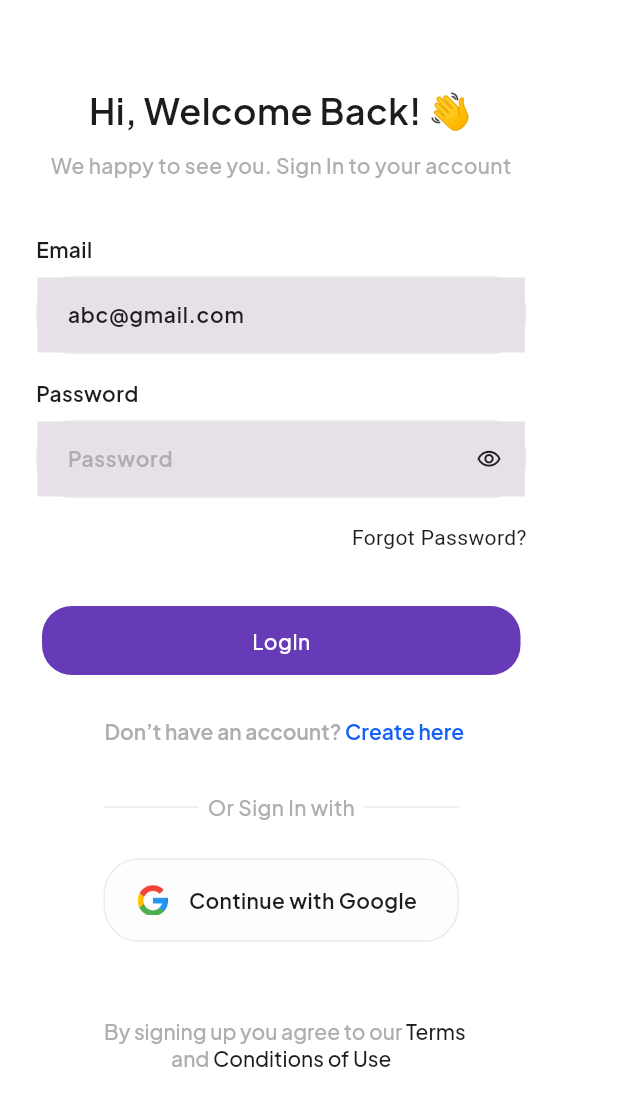
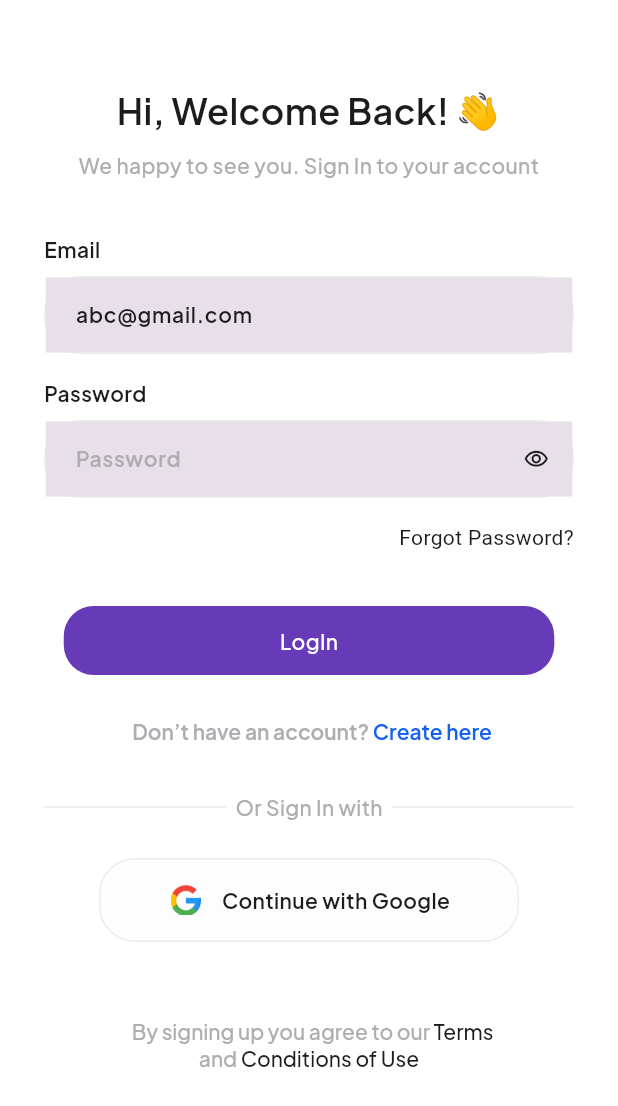
Before and after one commit to prapanch07/Iris, a Flutter app: the SignInScreen screen opened directly, on a phone screen of 412 x 824 dp. Shown: the top 1106 px of the screen. Run offline on Flutter 3.47's test engine with Material 3 defaults, Android fonts, the light colour scheme and no system bars; our stand-ins replace animate_do, cloud_firestore, firebase_auth, firebase_core, firebase_storage, gap and 4 more; accounts and stored records are empty.

Commit message:
centered login screen

```diff
--- a/lib/Screens/login.dart
+++ b/lib/Screens/login.dart
@@ -47,18 +47,24 @@
 
   @override
   Widget build(BuildContext context) {
+    final _size = MediaQuery.sizeOf(context);
     return Scaffold(
       backgroundColor: AppColor.kWhite,
       appBar: AppBar(
         backgroundColor: Colors.transparent,
         elevation: 0,
+        leading: const Icon(
+          Icons.safety_check,
+          color: Colors.white,
+        ),
       ),
       body: SingleChildScrollView(
+        child: Center(
           child: Padding(
-          padding: const EdgeInsets.symmetric(horizontal: 24),
-          child: SizedBox(
-            width: 327,
-            child: Column(children: [
+            padding: EdgeInsets.symmetric(horizontal: _size.width / 14),
+            child: Column(
+              crossAxisAlignment: CrossAxisAlignment.center,
+              children: [
                 Text(
                   'Hi, Welcome Back! 👋',
                   textAlign: TextAlign.center,
@@ -100,7 +106,8 @@
                       hintText: 'abc@gmail.com',
                       controller: emailC,
                       width: 327,
-                      height: 52)
+                      height: 52,
+                    )
                   ],
                 ),
                 const SizedBox(
@@ -118,7 +125,8 @@
                           .copyWith(
                         color: AppColor.kGrayscaleDark100,
                         fontWeight: FontWeight.w600,
-                            fontSize: 14),
+                        fontSize: 14,
+                      ),
                     ),
                     const SizedBox(height: 8),
                     PasswordTextField(
@@ -126,7 +134,8 @@
                       hintText: 'Password',
                       controller: passwordC,
                       width: 327,
-                      height: 52)
+                      height: 52,
+                    )
                   ],
                 ),
                 const SizedBox(height: 16),
@@ -177,25 +186,24 @@
                           Navigator.push(
                             context,
                             MaterialPageRoute(
-                                builder: (context) => SignUpScreen()));
+                              builder: (context) => SignUpScreen(),
+                            ),
+                          );
                         },
                         subtitleTextStyle: GoogleFonts.plusJakartaSans(
                           fontSize: 14,
                           fontWeight: FontWeight.w500,
-                              color: AppColor.kWhite)
-                          .copyWith(
+                          color: AppColor.kWhite,
+                        ).copyWith(
                           color: AppColor.kPrimary,
                           fontWeight: FontWeight.w600,
-                              fontSize: 14),
+                          fontSize: 14,
+                        ),
                       ),
                     )
                   ],
                 ),
                 const SizedBox(height: 32),
-              Padding(
-                padding: const EdgeInsets.symmetric(horizontal: 45),
-                child: Column(
-                  children: [
                 const DividerRow(title: 'Or Sign In with'),
                 const SizedBox(height: 24),
                 SecondaryButton(
@@ -206,9 +214,7 @@
                   borderRadius: 24,
                   bgColor: AppColor.kBackground.withOpacity(0.3),
                   text: 'Continue with Google',
-                        icons: ImagesPath.kGoogleIcon),
-                  ],
-                ),
+                  icons: ImagesPath.kGoogleIcon,
                 ),
                 const SizedBox(height: 50),
                 const Padding(
@@ -221,7 +227,8 @@
                   ),
                 ),
                 const SizedBox(height: 24),
-            ]),
+              ],
+            ),
           ),
         ),
       ),
@@ -255,7 +262,8 @@
             .copyWith(
           color: AppColor.kGrayscale40,
           fontWeight: FontWeight.w500,
-                fontSize: 14),
+          fontSize: 14,
+        ),
         children: [
           TextSpan(
             text: title1,
@@ -265,8 +273,8 @@
             style: GoogleFonts.plusJakartaSans(
               fontSize: 14,
               fontWeight: FontWeight.w500,
-                    color: AppColor.kWhite)
-                .copyWith(
+              color: AppColor.kWhite,
+            ).copyWith(
                 color: color2 ?? AppColor.kGrayscaleDark100,
                 fontWeight: FontWeight.w500,
                 fontSize: 14),
@@ -287,11 +295,12 @@
             style: GoogleFonts.plusJakartaSans(
               fontSize: 14,
               fontWeight: FontWeight.w500,
-                    color: AppColor.kWhite)
-                .copyWith(
+              color: AppColor.kWhite,
+            ).copyWith(
               color: AppColor.kGrayscaleDark100,
               fontWeight: FontWeight.w500,
-                    fontSize: 14),
+              fontSize: 14,
+            ),
           ),
         ],
       ),
@@ -373,10 +382,12 @@
             borderRadius: BorderRadius.circular(widget.borderRadius),
           ),
           child: Row(
+            mainAxisAlignment: MainAxisAlignment.center,
             children: [
               Image.asset(widget.icons, width: 23.85, height: 23.04),
               const SizedBox(width: 12),
-              Text(widget.text,
+              Text(
+                widget.text,
                 style: GoogleFonts.plusJakartaSans(
                         fontSize: 14,
                         fontWeight: FontWeight.w500,
@@ -385,7 +396,8 @@
                   color: widget.textColor,
                   fontSize: 14,
                   fontWeight: FontWeight.w600,
-                  )),
+                ),
+              ),
             ],
           ),
         ),
@@ -619,7 +631,12 @@
     InputBorder focusedBorder = InputBorder.none;
 
     return Container(
-      width: widget.width,
+      // width: widget.width,
+      //  test width
+      //  test width
+      width: double.infinity,
+      //  test width
+      //  test width
       height: widget.height,
       decoration: BoxDecoration(
           borderRadius: widget.borderRadius,
@@ -708,7 +725,13 @@
     InputBorder focusedBorder = InputBorder.none;
 
     return Container(
-      width: width,
+      // width: width,
+      //  test width
+      //  test width
+      width: double.infinity,
+      //  test width
+      //  test width
+
       height: height,
       decoration: BoxDecoration(
           borderRadius: borderRadius,
```
Also changed, not shown: pubspec.lock, 2 other files. Lines whose indentation alone changed are shown as unchanged.
